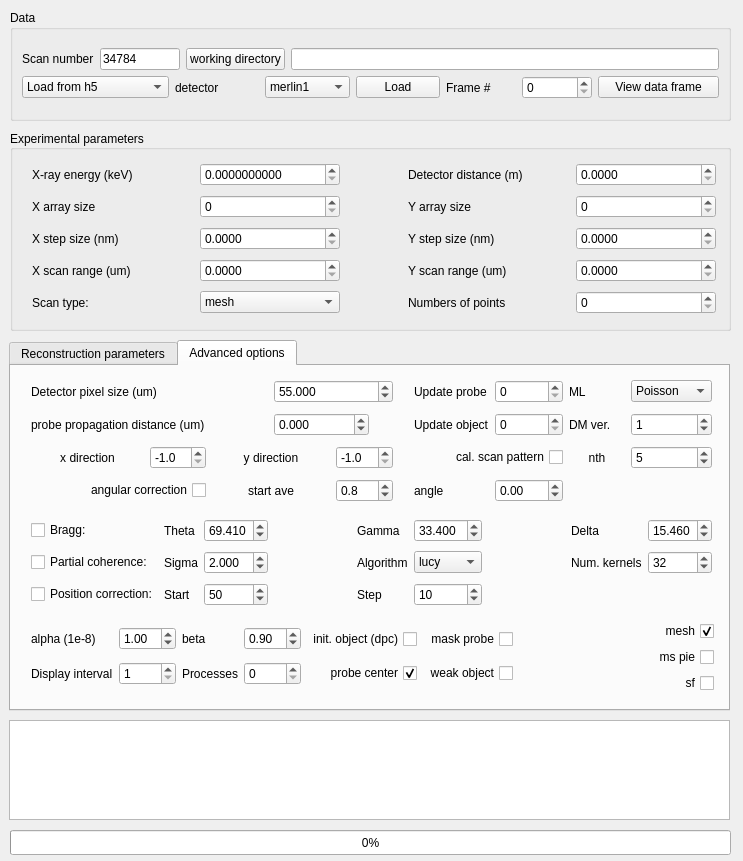
First picture: the form in ui/ui_dpc_v2.ui, repository NSLS-II/ptycho_gui, before the edit.
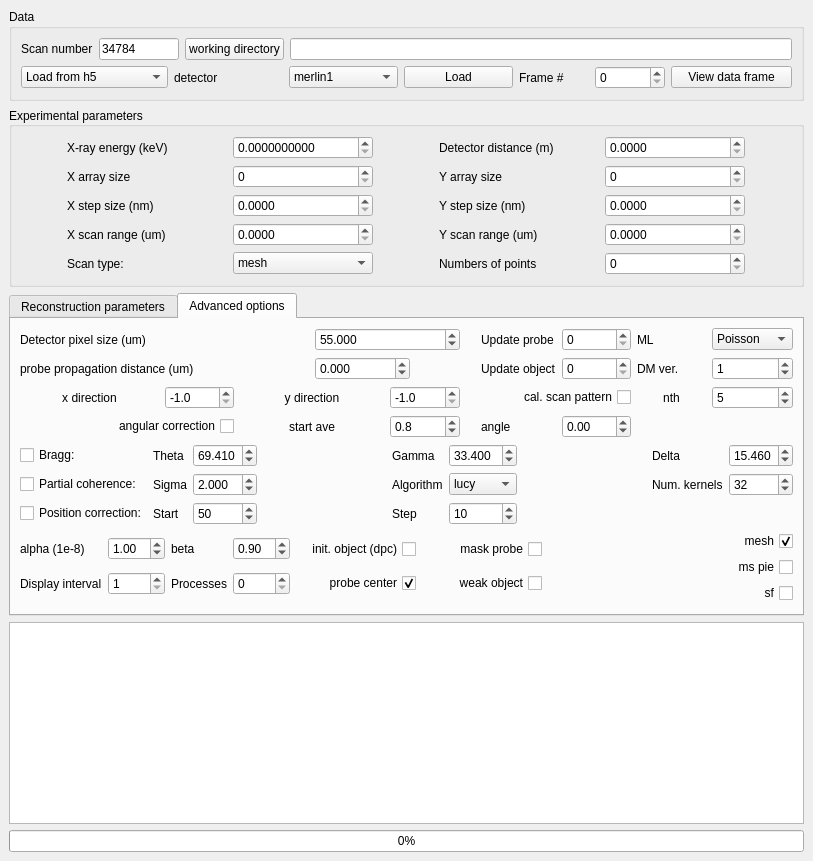
Second picture: the form after the edit. The open tabs and pages were chosen to show the change.

Commit message:
roi window, add badpixel detection
two methods implemented:
- use brightest pixel value as dpc
- use outliers as save_data_h5.py

```diff
--- a/ui/ui_dpc_v2.ui
+++ b/ui/ui_dpc_v2.ui
@@ -6,7 +6,7 @@
    <rect>
     <x>0</x>
     <y>0</y>
-    <width>743</width>
+    <width>813</width>
     <height>861</height>
    </rect>
   </property>
@@ -14,15 +14,9 @@
    <string>NSLS-II HXN Pytchography</string>
   </property>
   <widget class="QWidget" name="centralwidget">
+   <layout class="QVBoxLayout" name="verticalLayout_5">
+    <item>
    <widget class="QGroupBox" name="groupBox_7">
-    <property name="geometry">
-     <rect>
-      <x>10</x>
-      <y>10</y>
-      <width>721</width>
-      <height>111</height>
-     </rect>
-    </property>
     <property name="title">
      <string>Data</string>
     </property>
@@ -190,30 +184,17 @@
      </item>
     </layout>
    </widget>
+    </item>
+    <item>
    <widget class="QGroupBox" name="groupBox_8">
-    <property name="geometry">
-     <rect>
-      <x>10</x>
-      <y>130</y>
-      <width>721</width>
-      <height>201</height>
-     </rect>
-    </property>
     <property name="title">
      <string>Experimental parameters</string>
     </property>
     <property name="alignment">
      <set>Qt::AlignLeading|Qt::AlignLeft|Qt::AlignVCenter</set>
     </property>
-    <widget class="QWidget" name="gridLayoutWidget_8">
-     <property name="geometry">
-      <rect>
-       <x>20</x>
-       <y>30</y>
-       <width>691</width>
-       <height>161</height>
-      </rect>
-     </property>
+      <layout class="QHBoxLayout" name="horizontalLayout_5">
+       <item>
      <layout class="QGridLayout" name="gridLayout_9">
       <item row="3" column="0">
        <widget class="QLabel" name="label_43">
@@ -456,17 +437,12 @@
        </spacer>
       </item>
      </layout>
-    </widget>
-   </widget>
+       </item>
+      </layout>
+     </widget>
+    </item>
+    <item>
    <widget class="QTabWidget" name="tabWidget">
-    <property name="geometry">
-     <rect>
-      <x>9</x>
-      <y>340</y>
-      <width>721</width>
-      <height>371</height>
-     </rect>
-    </property>
     <property name="styleSheet">
      <string notr="true"/>
     </property>
@@ -1083,205 +1059,8 @@
      <attribute name="title">
       <string>Advanced options</string>
      </attribute>
-     <widget class="QWidget" name="layoutWidget_2">
-      <property name="geometry">
-       <rect>
-        <x>20</x>
-        <y>150</y>
-        <width>681</width>
-        <height>95</height>
-       </rect>
-      </property>
-      <layout class="QGridLayout" name="gridLayout_5">
-       <item row="0" column="4">
-        <widget class="QLabel" name="label_13">
-         <property name="text">
-          <string>Gamma</string>
-         </property>
-        </widget>
-       </item>
-       <item row="2" column="4">
-        <widget class="QLabel" name="label_25">
-         <property name="text">
-          <string>Step</string>
-         </property>
-        </widget>
-       </item>
-       <item row="2" column="0">
-        <widget class="QCheckBox" name="ck_position_correction_flag">
-         <property name="text">
-          <string>Position correction:</string>
-         </property>
-        </widget>
-       </item>
-       <item row="0" column="2">
-        <widget class="QDoubleSpinBox" name="sp_bragg_theta">
-         <property name="decimals">
-          <number>3</number>
-         </property>
-         <property name="value">
-          <double>69.409999999999997</double>
-         </property>
-        </widget>
-       </item>
-       <item row="0" column="8">
-        <widget class="QDoubleSpinBox" name="sp_bragg_delta">
-         <property name="decimals">
-          <number>3</number>
-         </property>
-         <property name="value">
-          <double>15.460000000000001</double>
-         </property>
-        </widget>
-       </item>
-       <item row="1" column="5">
-        <widget class="QComboBox" name="cb_pc_alg">
+       <layout class="QVBoxLayout" name="verticalLayout_3">
          <item>
-          <property name="text">
-           <string>lucy</string>
-          </property>
-         </item>
-         <item>
-          <property name="text">
-           <string>wiener</string>
-          </property>
-         </item>
-        </widget>
-       </item>
-       <item row="0" column="5">
-        <widget class="QDoubleSpinBox" name="sp_bragg_gamma">
-         <property name="decimals">
-          <number>3</number>
-         </property>
-         <property name="value">
-          <double>33.399999999999999</double>
-         </property>
-        </widget>
-       </item>
-       <item row="1" column="2">
-        <widget class="QDoubleSpinBox" name="sp_pc_sigma">
-         <property name="decimals">
-          <number>3</number>
-         </property>
-         <property name="value">
-          <double>2.000000000000000</double>
-         </property>
-        </widget>
-       </item>
-       <item row="2" column="5">
-        <widget class="QSpinBox" name="sp_position_correction_step">
-         <property name="value">
-          <number>10</number>
-         </property>
-        </widget>
-       </item>
-       <item row="0" column="1">
-        <widget class="QLabel" name="label_12">
-         <property name="text">
-          <string>Theta</string>
-         </property>
-        </widget>
-       </item>
-       <item row="0" column="0">
-        <widget class="QCheckBox" name="ck_bragg_flag">
-         <property name="text">
-          <string>Bragg: </string>
-         </property>
-        </widget>
-       </item>
-       <item row="0" column="7">
-        <widget class="QLabel" name="label_14">
-         <property name="text">
-          <string>Delta</string>
-         </property>
-        </widget>
-       </item>
-       <item row="1" column="7">
-        <widget class="QLabel" name="label_19">
-         <property name="text">
-          <string>Num. kernels</string>
-         </property>
-        </widget>
-       </item>
-       <item row="1" column="0">
-        <widget class="QCheckBox" name="ck_pc_flag">
-         <property name="text">
-          <string>Partial coherence:</string>
-         </property>
-        </widget>
-       </item>
-       <item row="2" column="2">
-        <widget class="QSpinBox" name="sp_position_correction_start">
-         <property name="value">
-          <number>50</number>
-         </property>
-        </widget>
-       </item>
-       <item row="1" column="1">
-        <widget class="QLabel" name="label_17">
-         <property name="text">
-          <string>Sigma</string>
-         </property>
-        </widget>
-       </item>
-       <item row="0" column="3">
-        <spacer name="horizontalSpacer_4">
-         <property name="orientation">
-          <enum>Qt::Horizontal</enum>
-         </property>
-         <property name="sizeHint" stdset="0">
-          <size>
-           <width>40</width>
-           <height>20</height>
-          </size>
-         </property>
-        </spacer>
-       </item>
-       <item row="2" column="1">
-        <widget class="QLabel" name="label_24">
-         <property name="text">
-          <string>Start</string>
-         </property>
-        </widget>
-       </item>
-       <item row="1" column="8">
-        <widget class="QSpinBox" name="sp_pc_kernel_n">
-         <property name="value">
-          <number>32</number>
-         </property>
-        </widget>
-       </item>
-       <item row="1" column="4">
-        <widget class="QLabel" name="label_18">
-         <property name="text">
-          <string>Algorithm</string>
-         </property>
-        </widget>
-       </item>
-       <item row="0" column="6">
-        <spacer name="horizontalSpacer_5">
-         <property name="orientation">
-          <enum>Qt::Horizontal</enum>
-         </property>
-         <property name="sizeHint" stdset="0">
-          <size>
-           <width>40</width>
-           <height>20</height>
-          </size>
-         </property>
-        </spacer>
-       </item>
-      </layout>
-     </widget>
-     <widget class="QWidget" name="layoutWidget">
-      <property name="geometry">
-       <rect>
-        <x>20</x>
-        <y>10</y>
-        <width>681</width>
-        <height>131</height>
-       </rect>
-      </property>
       <layout class="QGridLayout" name="gridLayout_3">
        <item row="0" column="8">
         <widget class="QSpinBox" name="sp_start_update_probe"/>
@@ -1536,16 +1315,190 @@
         </widget>
        </item>
       </layout>
-     </widget>
-     <widget class="QWidget" name="layoutWidget_5">
-      <property name="geometry">
-       <rect>
-        <x>20</x>
-        <y>250</y>
-        <width>683</width>
-        <height>82</height>
-       </rect>
-      </property>
+        </item>
+        <item>
+         <layout class="QGridLayout" name="gridLayout_5">
+          <item row="0" column="4">
+           <widget class="QLabel" name="label_13">
+            <property name="text">
+             <string>Gamma</string>
+            </property>
+           </widget>
+          </item>
+          <item row="2" column="4">
+           <widget class="QLabel" name="label_25">
+            <property name="text">
+             <string>Step</string>
+            </property>
+           </widget>
+          </item>
+          <item row="2" column="0">
+           <widget class="QCheckBox" name="ck_position_correction_flag">
+            <property name="text">
+             <string>Position correction:</string>
+            </property>
+           </widget>
+          </item>
+          <item row="0" column="2">
+           <widget class="QDoubleSpinBox" name="sp_bragg_theta">
+            <property name="decimals">
+             <number>3</number>
+            </property>
+            <property name="value">
+             <double>69.409999999999997</double>
+            </property>
+           </widget>
+          </item>
+          <item row="0" column="8">
+           <widget class="QDoubleSpinBox" name="sp_bragg_delta">
+            <property name="decimals">
+             <number>3</number>
+            </property>
+            <property name="value">
+             <double>15.460000000000001</double>
+            </property>
+           </widget>
+          </item>
+          <item row="1" column="5">
+           <widget class="QComboBox" name="cb_pc_alg">
+            <item>
+             <property name="text">
+              <string>lucy</string>
+             </property>
+            </item>
+            <item>
+             <property name="text">
+              <string>wiener</string>
+             </property>
+            </item>
+           </widget>
+          </item>
+          <item row="0" column="5">
+           <widget class="QDoubleSpinBox" name="sp_bragg_gamma">
+            <property name="decimals">
+             <number>3</number>
+            </property>
+            <property name="value">
+             <double>33.399999999999999</double>
+            </property>
+           </widget>
+          </item>
+          <item row="1" column="2">
+           <widget class="QDoubleSpinBox" name="sp_pc_sigma">
+            <property name="decimals">
+             <number>3</number>
+            </property>
+            <property name="value">
+             <double>2.000000000000000</double>
+            </property>
+           </widget>
+          </item>
+          <item row="2" column="5">
+           <widget class="QSpinBox" name="sp_position_correction_step">
+            <property name="value">
+             <number>10</number>
+            </property>
+           </widget>
+          </item>
+          <item row="0" column="1">
+           <widget class="QLabel" name="label_12">
+            <property name="text">
+             <string>Theta</string>
+            </property>
+           </widget>
+          </item>
+          <item row="0" column="0">
+           <widget class="QCheckBox" name="ck_bragg_flag">
+            <property name="text">
+             <string>Bragg: </string>
+            </property>
+           </widget>
+          </item>
+          <item row="0" column="7">
+           <widget class="QLabel" name="label_14">
+            <property name="text">
+             <string>Delta</string>
+            </property>
+           </widget>
+          </item>
+          <item row="1" column="7">
+           <widget class="QLabel" name="label_19">
+            <property name="text">
+             <string>Num. kernels</string>
+            </property>
+           </widget>
+          </item>
+          <item row="1" column="0">
+           <widget class="QCheckBox" name="ck_pc_flag">
+            <property name="text">
+             <string>Partial coherence:</string>
+            </property>
+           </widget>
+          </item>
+          <item row="2" column="2">
+           <widget class="QSpinBox" name="sp_position_correction_start">
+            <property name="value">
+             <number>50</number>
+            </property>
+           </widget>
+          </item>
+          <item row="1" column="1">
+           <widget class="QLabel" name="label_17">
+            <property name="text">
+             <string>Sigma</string>
+            </property>
+           </widget>
+          </item>
+          <item row="0" column="3">
+           <spacer name="horizontalSpacer_4">
+            <property name="orientation">
+             <enum>Qt::Horizontal</enum>
+            </property>
+            <property name="sizeHint" stdset="0">
+             <size>
+              <width>40</width>
+              <height>20</height>
+             </size>
+            </property>
+           </spacer>
+          </item>
+          <item row="2" column="1">
+           <widget class="QLabel" name="label_24">
+            <property name="text">
+             <string>Start</string>
+            </property>
+           </widget>
+          </item>
+          <item row="1" column="8">
+           <widget class="QSpinBox" name="sp_pc_kernel_n">
+            <property name="value">
+             <number>32</number>
+            </property>
+           </widget>
+          </item>
+          <item row="1" column="4">
+           <widget class="QLabel" name="label_18">
+            <property name="text">
+             <string>Algorithm</string>
+            </property>
+           </widget>
+          </item>
+          <item row="0" column="6">
+           <spacer name="horizontalSpacer_5">
+            <property name="orientation">
+             <enum>Qt::Horizontal</enum>
+            </property>
+            <property name="sizeHint" stdset="0">
+             <size>
+              <width>40</width>
+              <height>20</height>
+             </size>
+            </property>
+           </spacer>
+          </item>
+         </layout>
+        </item>
+        <item>
       <layout class="QGridLayout" name="gridLayout_16">
        <item row="0" column="0">
         <layout class="QGridLayout" name="gridLayout_8">
@@ -1700,35 +1653,26 @@
         </layout>
        </item>
       </layout>
-     </widget>
-    </widget>
-   </widget>
+        </item>
+       </layout>
+      </widget>
+     </widget>
+    </item>
+    <item>
    <widget class="QTextEdit" name="console_info">
-    <property name="geometry">
-     <rect>
-      <x>9</x>
-      <y>720</y>
-      <width>721</width>
-      <height>100</height>
-     </rect>
-    </property>
     <property name="readOnly">
      <bool>true</bool>
     </property>
    </widget>
+    </item>
+    <item>
    <widget class="QProgressBar" name="recon_bar">
-    <property name="geometry">
-     <rect>
-      <x>10</x>
-      <y>830</y>
-      <width>721</width>
-      <height>25</height>
-     </rect>
-    </property>
     <property name="value">
      <number>0</number>
     </property>
    </widget>
+    </item>
+   </layout>
   </widget>
  </widget>
  <resources/>
```
Left out of the diff: 10 changed lines with no effect on the pictures. Lines whose indentation alone changed are shown as unchanged. The commit also changes 6 other files.
